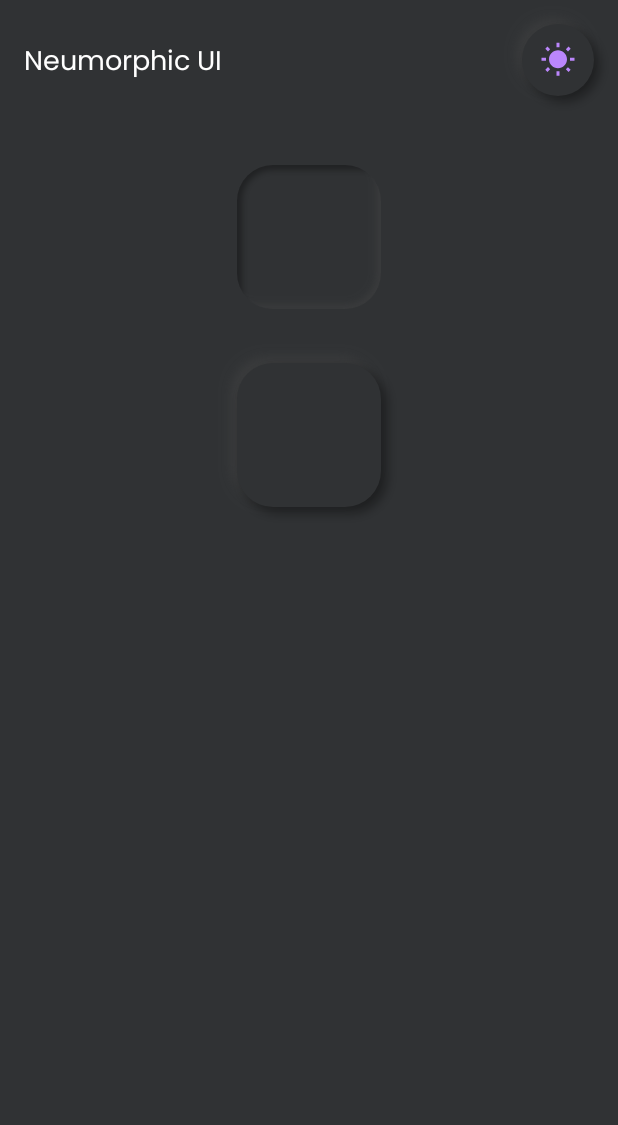
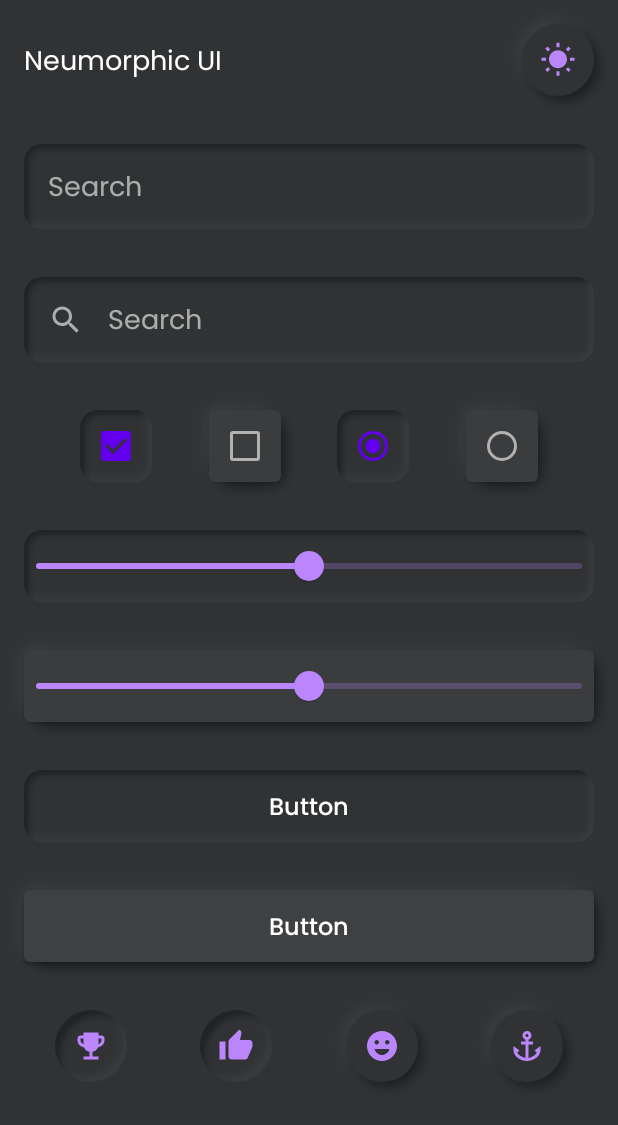
Before and after one commit to sridhar-sp/compose-neumorphism, an Android app built with Jetpack Compose: the screen it shows after launch (MainActivity), on a phone screen of 412 x 824 dp. Shown: the top 1125 px of the screen. Run offline under Robolectric (Android 15) with nearby library versions, the phone set to English and light mode, and no system bars.

Commit message:
V 0.0.6 - Add NeuAttrs class to capture all the neumorphic attributes

```diff
--- a/app/src/main/java/com/gandiva/neumorphism/MainActivity.kt
+++ b/app/src/main/java/com/gandiva/neumorphism/MainActivity.kt
@@ -21,6 +21,7 @@ import androidx.compose.ui.res.painterResource
 import androidx.compose.ui.tooling.preview.Preview
 import androidx.compose.ui.unit.dp
 import com.gandiva.neumorphic.LightSource
+import com.gandiva.neumorphic.NeuAttrs
 import com.gandiva.neumorphic.neu
 import com.gandiva.neumorphic.shape.*
 import com.gandiva.neumorphism.ui.theme.AppColors
@@ -49,19 +50,14 @@ class MainActivity : ComponentActivity() {
                                 .verticalScroll(rememberScrollState()),
                             horizontalAlignment = Alignment.CenterHorizontally,
                         ) {
-//                            InputBoxWithCardWrapper()
-//                            PlainInputBox()
-//                            CheckBoxAndRadioButtons()
-//                            PressedSlider()
-//                            FlatSlider()
-//                            PressedButton()
-//                            FlatButton()
-//                            CircleActionButton()
-                            Spacer(modifier = Modifier.size(30.dp))
-                            ElevatedExample(LightSource.LEFT_TOP, Pressed(RoundedCorner(24.dp)))
-                            Spacer(modifier = Modifier.size(36.dp))
-                            ElevatedExample(LightSource.LEFT_TOP, Flat(RoundedCorner(24.dp)))
-                            Spacer(modifier = Modifier.size(30.dp))
+                            InputBoxWithCardWrapper()
+                            PlainInputBox()
+                            CheckBoxAndRadioButtons()
+                            PressedSlider()
+                            FlatSlider()
+                            PressedButton()
+                            FlatButton()
+                            CircleActionButton()
                         }
                     }
 
@@ -100,6 +96,24 @@ val defaultWidgetPadding = 16.dp
 val defaultElevation = 6.dp
 val defaultCornerShape: CornerShape = RoundedCorner(12.dp)
 
+@Composable
+fun defaultPressedNetAttrs() = NeuAttrs(
+    lightShadowColor = AppColors.lightShadow(),
+    darkShadowColor = AppColors.darkShadow(),
+    shadowElevation = defaultElevation,
+    lightSource = LightSource.LEFT_TOP,
+    shape = Pressed(defaultCornerShape),
+)
+
+@Composable
+fun defaultFlatNeuAttrs() = NeuAttrs(
+    lightShadowColor = AppColors.lightShadow(),
+    darkShadowColor = AppColors.darkShadow(),
+    shadowElevation = defaultElevation,
+    lightSource = LightSource.LEFT_TOP,
+    shape = Flat(defaultCornerShape)
+)
+
 @Preview
 @Composable
 fun InputBoxWithCardWrapper() {
@@ -111,13 +125,7 @@ fun InputBoxWithCardWrapper() {
         modifier = Modifier
             .fillMaxWidth()
             .padding(defaultWidgetPadding)
-            .neu(
-                lightShadowColor = AppColors.lightShadow(),
-                darkShadowColor = AppColors.darkShadow(),
-                shadowElevation = defaultElevation,
-                lightSource = LightSource.LEFT_TOP,
-                shape = Pressed(defaultCornerShape)
-            ),
+            .neu(defaultPressedNetAttrs()),
     ) {
         TextField(
             value = searchText, onValueChange = { searchText = it },
@@ -132,7 +140,6 @@ fun InputBoxWithCardWrapper() {
     }
 }
 
-
 @Preview
 @Composable
 fun PlainInputBox() {
@@ -144,13 +151,7 @@ fun PlainInputBox() {
         modifier = Modifier
             .fillMaxWidth()
             .padding(defaultWidgetPadding)
-            .neu(
-                lightShadowColor = AppColors.lightShadow(),
-                darkShadowColor = AppColors.darkShadow(),
-                shadowElevation = defaultElevation,
-                lightSource = LightSource.LEFT_TOP,
-                shape = Pressed(defaultCornerShape),
-            ),
+            .neu(defaultPressedNetAttrs()),
         colors = TextFieldDefaults.textFieldColors(
             focusedIndicatorColor = Color.Transparent,
             unfocusedIndicatorColor = Color.Transparent,
@@ -183,13 +184,7 @@ fun CheckBoxAndRadioButtons() {
         }
         Checkbox(
             modifier = Modifier
-                .neu(
-                    lightShadowColor = AppColors.lightShadow(),
-                    darkShadowColor = AppColors.darkShadow(),
-                    shadowElevation = defaultElevation,
-                    lightSource = LightSource.LEFT_TOP,
-                    shape = Pressed(defaultCornerShape),
-                ),
+                .neu(defaultPressedNetAttrs()),
             checked = pressedStyleCheckBoxState,
             onCheckedChange = { pressedStyleCheckBoxState = it }
         )
@@ -199,13 +194,7 @@ fun CheckBoxAndRadioButtons() {
         }
         Card(
             modifier = Modifier
-                .neu(
-                    lightShadowColor = AppColors.lightShadow(),
-                    darkShadowColor = AppColors.darkShadow(),
-                    shadowElevation = defaultElevation,
-                    lightSource = LightSource.LEFT_TOP,
-                    shape = Flat(defaultCornerShape),
-                )
+                .neu(defaultFlatNeuAttrs())
         ) {
             Checkbox(
                 checked = flatStyleCheckBoxState,
@@ -217,13 +206,7 @@ fun CheckBoxAndRadioButtons() {
         }
         RadioButton(
             modifier = Modifier
-                .neu(
-                    lightShadowColor = AppColors.lightShadow(),
-                    darkShadowColor = AppColors.darkShadow(),
-                    shadowElevation = defaultElevation,
-                    lightSource = LightSource.LEFT_TOP,
-                    shape = Pressed(defaultCornerShape),
-                ),
+                .neu(defaultPressedNetAttrs()),
             selected = pressedRadioButtonState,
             onClick = { pressedRadioButtonState = !pressedRadioButtonState })
 
@@ -233,13 +216,7 @@ fun CheckBoxAndRadioButtons() {
 
         Card(
             modifier = Modifier
-                .neu(
-                    lightShadowColor = AppColors.lightShadow(),
-                    darkShadowColor = AppColors.darkShadow(),
-                    shadowElevation = defaultElevation,
-                    lightSource = LightSource.LEFT_TOP,
-                    shape = Flat(defaultCornerShape),
-                )
+                .neu(defaultFlatNeuAttrs())
         ) {
             RadioButton(
                 selected = flatRadioButtonState,
@@ -258,13 +235,7 @@ fun PressedSlider() {
         modifier = Modifier
             .fillMaxWidth()
             .padding(defaultWidgetPadding)
-            .neu(
-                lightShadowColor = AppColors.lightShadow(),
-                darkShadowColor = AppColors.darkShadow(),
-                shadowElevation = defaultElevation,
-                lightSource = LightSource.LEFT_TOP,
-                shape = Pressed(defaultCornerShape),
-            ),
+            .neu(defaultPressedNetAttrs()),
         value = sliderValue, onValueChange = { sliderValue = it }, valueRange = 0f..12f
     )
 }
@@ -280,13 +251,7 @@ fun FlatSlider() {
         modifier = Modifier
             .fillMaxWidth()
             .padding(defaultWidgetPadding)
-            .neu(
-                lightShadowColor = AppColors.lightShadow(),
-                darkShadowColor = AppColors.darkShadow(),
-                shadowElevation = defaultElevation,
-                lightSource = LightSource.LEFT_TOP,
-                shape = Flat(defaultCornerShape),
-            )
+            .neu(defaultFlatNeuAttrs())
     ) {
         Box(modifier = Modifier.wrapContentSize()) {
             Slider(
@@ -305,13 +270,7 @@ fun PressedButton() {
         onClick = { }, modifier = Modifier
             .fillMaxWidth()
             .padding(defaultWidgetPadding)
-            .neu(
-                lightShadowColor = AppColors.lightShadow(),
-                darkShadowColor = AppColors.darkShadow(),
-                shadowElevation = defaultElevation,
-                lightSource = LightSource.LEFT_TOP,
-                shape = Pressed(defaultCornerShape),
-            ),
+            .neu(defaultPressedNetAttrs()),
         colors = ButtonDefaults.buttonColors(
             backgroundColor = MaterialTheme.colors.surface,
         ),
@@ -331,13 +290,7 @@ fun FlatButton() {
             .defaultMinSize(minHeight = 80.dp)
             .fillMaxWidth()
             .padding(defaultWidgetPadding)
-            .neu(
-                lightShadowColor = AppColors.lightShadow(),
-                darkShadowColor = AppColors.darkShadow(),
-                shadowElevation = defaultElevation,
-                lightSource = LightSource.LEFT_TOP,
-                shape = Flat(defaultCornerShape),
-            ),
+            .neu(defaultFlatNeuAttrs()),
         colors = ButtonDefaults.buttonColors(
             backgroundColor = MaterialTheme.colors.surface
         )
@@ -468,6 +421,25 @@ fun ImageButton(
 }
 
 @Composable
+fun PressedSwitch() {
+    var isChecked by remember {
+        mutableStateOf(false)
+    }
+    Switch(
+        checked = isChecked, onCheckedChange = { isChecked = !isChecked },
+        modifier = Modifier.neu(
+            NeuAttrs(
+                lightShadowColor = AppColors.lightShadow(),
+                darkShadowColor = AppColors.darkShadow(),
+                shadowElevation = defaultElevation,
+                lightSource = LightSource.LEFT_TOP,
+                shape = Pressed(RoundedCorner(0.dp)),
+            )
+        )
+    )
+}
+
+@Composable
 fun PressedExample() {
     Card(
         modifier = Modifier
@@ -490,11 +462,13 @@ fun ElevatedExample(lightSource: LightSource, shape: NeuShape) {
         modifier = Modifier
             .size(96.dp)
             .neu(
-                lightShadowColor = AppColors.lightShadow(),
-                darkShadowColor = AppColors.darkShadow(),
-                shadowElevation = defaultElevation,
-                lightSource = lightSource,
-                shape = shape,
+                NeuAttrs(
+                    lightShadowColor = AppColors.lightShadow(),
+                    darkShadowColor = AppColors.darkShadow(),
+                    shadowElevation = defaultElevation,
+                    lightSource = lightSource,
+                    shape = shape,
+                )
             ),
         elevation = 0.dp,
         shape = RoundedCornerShape(24.dp),
--- a/build.gradle
+++ b/build.gradle
@@ -5,7 +5,7 @@ buildscript {
         compose_compiler_version = '1.5.21'
 
         artifactGroupId = "io.github.sridhar-sp"
-        artifactVersion = "0.0.5"
+        artifactVersion = "0.0.6"
     }
     repositories {
         google()
--- a/neumorphic/build.gradle
+++ b/neumorphic/build.gradle
@@ -10,7 +10,7 @@ android {
         minSdk 21
         targetSdk 31
         versionCode 1
-        versionName "0.0.2"
+        versionName project.artifactVersion
 
         testInstrumentationRunner "androidx.test.runner.AndroidJUnitRunner"
         consumerProguardFiles "consumer-rules.pro"
--- a/neumorphic/src/main/java/com/gandiva/neumorphic/ModifierExt.kt
+++ b/neumorphic/src/main/java/com/gandiva/neumorphic/ModifierExt.kt
@@ -8,6 +8,41 @@ import androidx.compose.ui.unit.dp
 import com.gandiva.neumorphic.shape.Flat
 import com.gandiva.neumorphic.shape.NeuShape
 import com.gandiva.neumorphic.shape.RoundedCorner
+
+
+/**
+ * Class used to capture all the neumorphic style attributes.
+ *
+ * @param lightShadowColor Light shadow color.
+ * @param darkShadowColor Dark shadow color.
+ * @param shadowElevation Elevation or Depth.
+ * @param shape Component shape.
+ * @param lightSource Light-source direction used to draw light and dark shadow at different position.
+ * @author Sridhar Subramani
+ */
+data class NeuAttrs(
+    val lightShadowColor: androidx.compose.ui.graphics.Color,
+    val darkShadowColor: androidx.compose.ui.graphics.Color,
+    val shadowElevation: Dp,
+    val shape: NeuShape,
+    val lightSource: LightSource = LightSource.LEFT_TOP
+)
+
+/**
+ * Extension method to create neumorphic ui on compose-ui components.
+ *
+ * @param neuAttrs object contains all the neumorphic style attributes..
+ * @author Sridhar Subramani
+ */
+fun Modifier.neu(neuAttrs: NeuAttrs) = this.then(
+    Modifier.neu(
+        neuAttrs.lightShadowColor,
+        neuAttrs.darkShadowColor,
+        neuAttrs.shadowElevation,
+        neuAttrs.shape,
+        neuAttrs.lightSource,
+    )
+)
 
 /**
  * Extension method to create neumorphic ui on compose-ui components.
```
